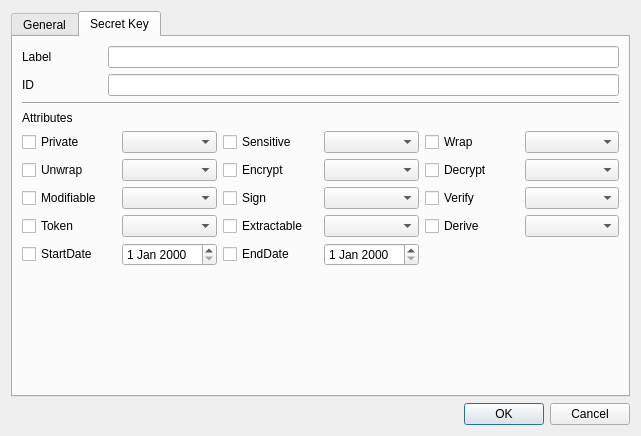
Qt form CryptokiMan/gen_key_dlg.ui (jykim74/CryptokiMan) before a commit.
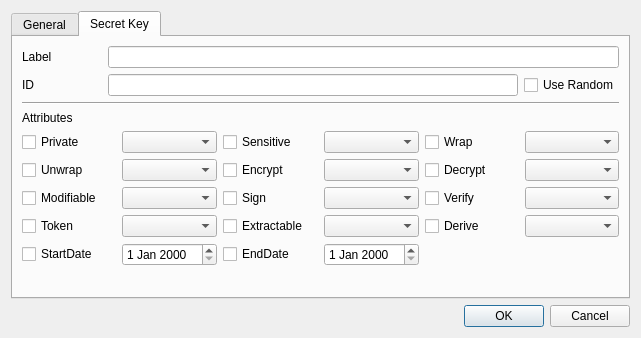
The same form after that commit. The open tabs and pages were chosen to show the change.

Commit message: Use SKI 및 Use Random 옵션 1차 지원

```diff
--- a/CryptokiMan/gen_key_dlg.ui
+++ b/CryptokiMan/gen_key_dlg.ui
@@ -7,7 +7,7 @@
     <x>0</x>
     <y>0</y>
     <width>641</width>
-    <height>436</height>
+    <height>334</height>
    </rect>
   </property>
   <property name="windowTitle">
@@ -17,7 +17,7 @@
    <item>
     <widget class="QTabWidget" name="tabWidget">
      <property name="currentIndex">
-      <number>0</number>
+      <number>1</number>
      </property>
      <widget class="QWidget" name="tab">
       <attribute name="title">
@@ -450,9 +450,6 @@
          <property name="topMargin">
           <number>0</number>
          </property>
-         <item row="0" column="1">
-          <widget class="QLineEdit" name="mLabelText"/>
-         </item>
          <item row="0" column="0">
           <widget class="QLabel" name="label_9">
            <property name="minimumSize">
@@ -476,6 +473,16 @@
          <item row="1" column="1">
           <widget class="QLineEdit" name="mIDText"/>
          </item>
+         <item row="1" column="2">
+          <widget class="QCheckBox" name="mUseRandCheck">
+           <property name="text">
+            <string>Use Random</string>
+           </property>
+          </widget>
+         </item>
+         <item row="0" column="1" colspan="2">
+          <widget class="QLineEdit" name="mLabelText"/>
+         </item>
         </layout>
        </item>
        <item>
```
The commit also changes 41 other files.
